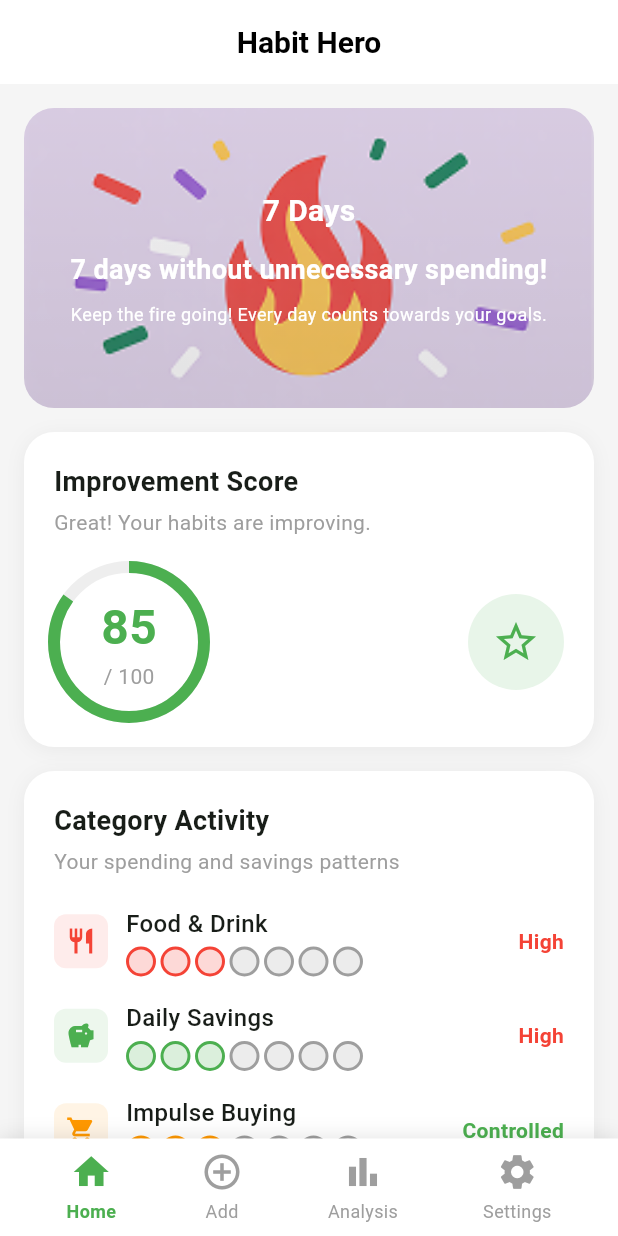
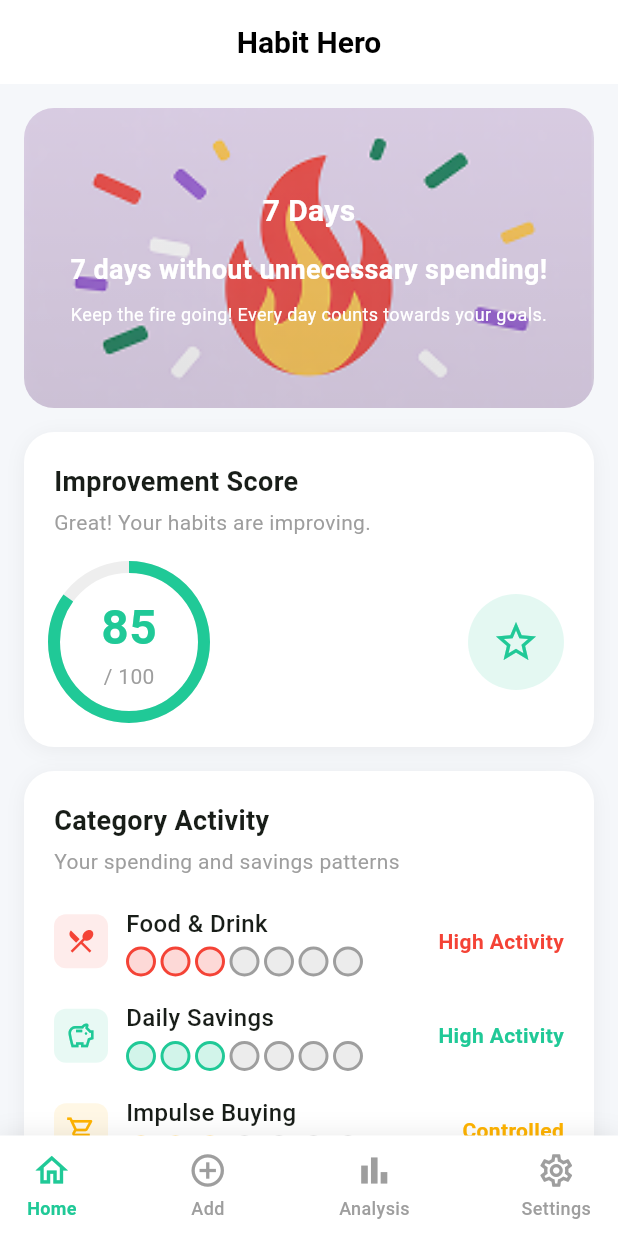
Before and after one commit to saltherric/Mobile-Development-1, a Flutter app: the screen it shows after launch, on a phone screen of 412 x 824 dp. Run offline on Flutter 3.47's test engine with Material 3 defaults, Android fonts, the phone set to English and light mode, and no system bars.

Commit message:
modified some styles

```diff
--- a/saveluy_app/lib/ui/screens/home_screen.dart
+++ b/saveluy_app/lib/ui/screens/home_screen.dart
@@ -4,22 +4,23 @@
 
 class HomeScreen extends StatelessWidget {
   const HomeScreen({super.key});
+  static const Color _background = Color(0xFFF5F7FA);
+  static const Color _primary = Color(0xFF20C997);
 
   @override
   Widget build(BuildContext context) {
     return Scaffold(
-      backgroundColor: const Color(0xFFF5F5F5),
+      backgroundColor: _background,
       appBar: AppBar(
         backgroundColor: Colors.white,
         elevation: 0,
-        title: Center(
-          child: const Text(
-            'Habit Hero',
-            style: TextStyle(
-              color: Colors.black,
-              fontSize: 20,
-              fontWeight: FontWeight.w600,
-            ),
+        centerTitle: true,
+        title: const Text(
+          'Habit Hero',
+          style: TextStyle(
+            color: Colors.black,
+            fontSize: 20,
+            fontWeight: FontWeight.w600,
           ),
         ),
       ),
@@ -171,9 +172,7 @@
                         value: 0.85,
                         strokeWidth: 8,
                         backgroundColor: Colors.grey[200],
-                        valueColor: const AlwaysStoppedAnimation<Color>(
-                          Color(0xFF4CAF50),
-                        ),
+                        valueColor: const AlwaysStoppedAnimation<Color>(_primary),
                       ),
                     ),
                     const Column(
@@ -184,7 +183,7 @@
                           style: TextStyle(
                             fontSize: 32,
                             fontWeight: FontWeight.bold,
-                            color: Color(0xFF4CAF50),
+                            color: _primary,
                           ),
                         ),
                         Text(
@@ -203,12 +202,12 @@
               Container(
                 padding: const EdgeInsets.all(16),
                 decoration: BoxDecoration(
-                  color: const Color(0xFFE8F5E9),
+                  color: _primary.withOpacity(0.12),
                   shape: BoxShape.circle,
                 ),
                 child: const Icon(
                   Icons.star_outline,
-                  color: Color(0xFF4CAF50),
+                  color: _primary,
                   size: 32,
                 ),
               ),
@@ -253,31 +252,31 @@
           ),
           const SizedBox(height: 20),
           _buildCategoryItem(
-            icon: Icons.restaurant,
-            iconColor: Colors.red,
+            icon: Icons.restaurant_menu,
+            iconColor: const Color(0xFFF44336),
             label: 'Food & Drink',
-            status: 'High',
-            statusColor: Colors.red,
+            status: 'High Activity',
+            statusColor: const Color(0xFFF44336),
             activityIcons: [],
             showCircles: true,
           ),
           const SizedBox(height: 16),
           _buildCategoryItem(
-            icon: Icons.savings,
-            iconColor: Colors.green,
+            icon: Icons.savings_outlined,
+            iconColor: _primary,
             label: 'Daily Savings',
-            status: 'High',
-            statusColor: Colors.red,
+            status: 'High Activity',
+            statusColor: _primary,
             activityIcons: [],
             showCircles: true,
           ),
           const SizedBox(height: 16),
           _buildCategoryItem(
-            icon: Icons.shopping_cart,
-            iconColor: Colors.orange,
+            icon: Icons.shopping_cart_outlined,
+            iconColor: const Color(0xFFFFB300),
             label: 'Impulse Buying',
             status: 'Controlled',
-            statusColor: Colors.green,
+            statusColor: const Color(0xFFFFB300),
             activityIcons: [],
             showCircles: true,
           ),
@@ -394,12 +393,12 @@
           Container(
             padding: const EdgeInsets.all(16),
             decoration: BoxDecoration(
-              color: const Color(0xFFE8F5E9),
+              color: _primary.withOpacity(0.12),
               borderRadius: BorderRadius.circular(16),
             ),
             child: const Icon(
               Icons.edit_outlined,
-              color: Color(0xFF4CAF50),
+              color: _primary,
               size: 32,
             ),
           ),
@@ -448,12 +447,12 @@
             Container(
               padding: const EdgeInsets.all(16),
               decoration: BoxDecoration(
-                color: const Color(0xFFE8F5E9),
+                color: _primary.withOpacity(0.12),
                 borderRadius: BorderRadius.circular(16),
               ),
               child: const Icon(
-                Icons.search,
-                color: Color(0xFF4CAF50),
+                Icons.bar_chart_outlined,
+                color: _primary,
                 size: 32,
               ),
             ),
@@ -486,19 +485,19 @@
         color: Colors.white,
         boxShadow: [
           BoxShadow(
-            color: Colors.black.withOpacity(0.1),
-            blurRadius: 10,
+            color: Colors.black.withOpacity(0.08),
+            blurRadius: 12,
             offset: const Offset(0, -2),
           ),
         ],
       ),
       child: SafeArea(
         child: Padding(
-          padding: const EdgeInsets.symmetric(horizontal: 16, vertical: 8),
+          padding: const EdgeInsets.symmetric(horizontal: 18, vertical: 10),
           child: Row(
-            mainAxisAlignment: MainAxisAlignment.spaceAround,
+            mainAxisAlignment: MainAxisAlignment.spaceBetween,
             children: [
-              _buildNavItem(Icons.home, 'Home', true),
+              _buildNavItem(Icons.home_outlined, 'Home', true),
               _buildNavItem(Icons.add_circle_outline, 'Add', false),
               _buildNavItem(
                 Icons.bar_chart,
@@ -508,7 +507,7 @@
                   MaterialPageRoute(builder: (_) => const AnalysisScreen()),
                 ),
               ),
-              _buildNavItem(Icons.settings, 'Settings', false),
+              _buildNavItem(Icons.settings_outlined, 'Settings', false),
             ],
           ),
         ),
@@ -526,16 +525,16 @@
         children: [
           Icon(
             icon,
-            color: isActive ? const Color(0xFF4CAF50) : Colors.grey,
-            size: 28,
+            color: isActive ? _primary : Colors.grey,
+            size: 26,
           ),
           const SizedBox(height: 4),
           Text(
             label,
             style: TextStyle(
               fontSize: 12,
-              color: isActive ? const Color(0xFF4CAF50) : Colors.grey,
-              fontWeight: isActive ? FontWeight.w600 : FontWeight.normal,
+              color: isActive ? _primary : Colors.grey,
+              fontWeight: isActive ? FontWeight.w700 : FontWeight.w500,
             ),
           ),
         ],
```
